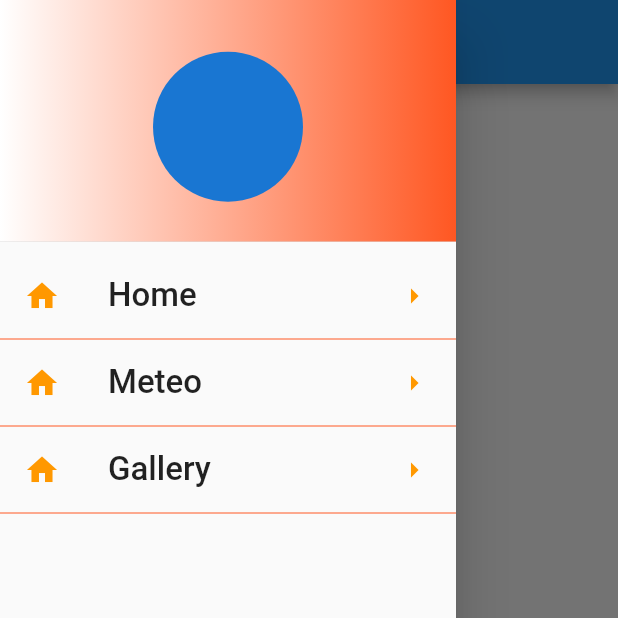
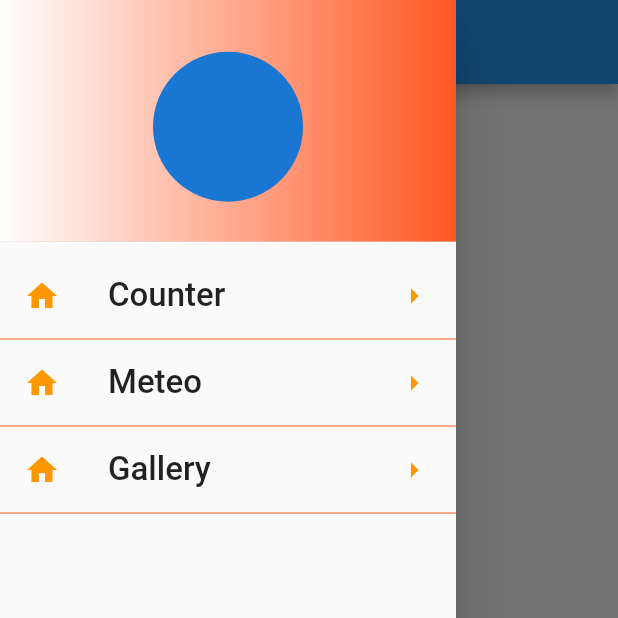
Before and after one commit to beinjamin/flutter_demo, a Flutter app: the screen it shows after launch, with the side drawer open, on a phone screen of 412 x 824 dp, the top half of it. Run offline on Flutter 3.47's test engine with Material 2 defaults, Android fonts, the phone set to English and light mode, and no system bars.

Commit message:
Gestion counter

```diff
--- a/lib/main.dart
+++ b/lib/main.dart
@@ -1,4 +1,5 @@
 import 'package:flutter/material.dart';
+import 'package:flutter_demo/ui/pages/counter.page.dart';
 import 'package:flutter_demo/ui/pages/gallery.page.dart';
 import 'package:flutter_demo/ui/pages/home.page.dart';
 import 'package:flutter_demo/ui/pages/meteo.page.dart';
@@ -14,7 +15,7 @@ class MyApp extends StatelessWidget {
         "/": (context) => HomePage(),
         "/meteo": (context) => MeteoPage(),
         "/gallery": (context) => GalleryPage(),
-        "counter": (context) => GalleryPage(),
+        "/counter": (context) => CounterPage()
       },
       theme: ThemeData(primarySwatch: Colors.blue),
       initialRoute: "/",
--- a/lib/ui/widgets/drawer.widget.dart
+++ b/lib/ui/widgets/drawer.widget.dart
@@ -21,7 +21,7 @@ class MyDrawer extends StatelessWidget {
               )),
           ListTile(
             title: Text(
-              'Home',
+              'Counter',
               style: TextStyle(fontSize: 22),
             ),
             leading: Icon(
@@ -32,7 +32,10 @@ class MyDrawer extends StatelessWidget {
               Icons.arrow_right,
               color: Colors.orange,
             ),
-            onTap: () {},
+            onTap: () {
+              Navigator.of(context).pop();
+              Navigator.pushNamed(context, "/counter");
+            },
           ),
           Divider(
             height: 2,
```
Also changed, not shown: lib/ui/pages/counter.page.dart (+17 -8 lines).
